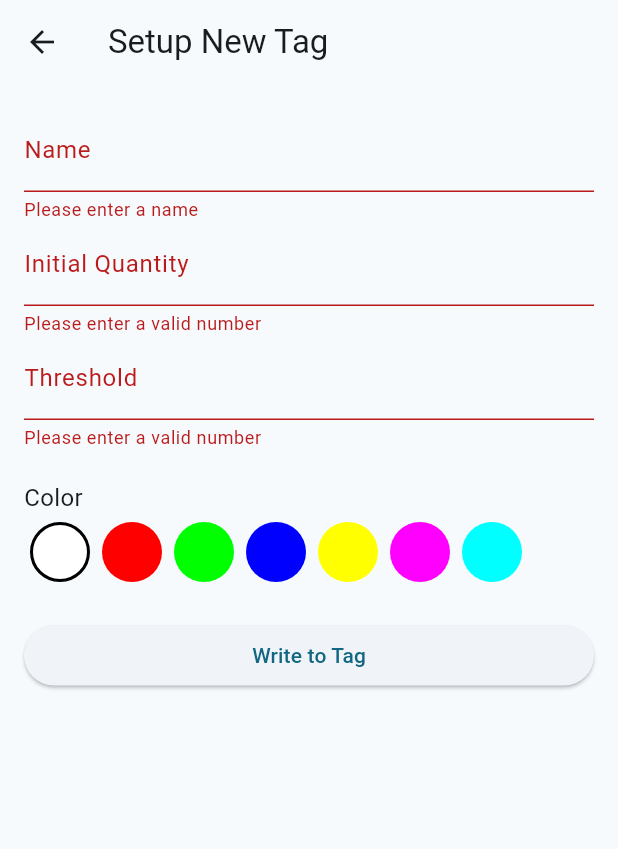
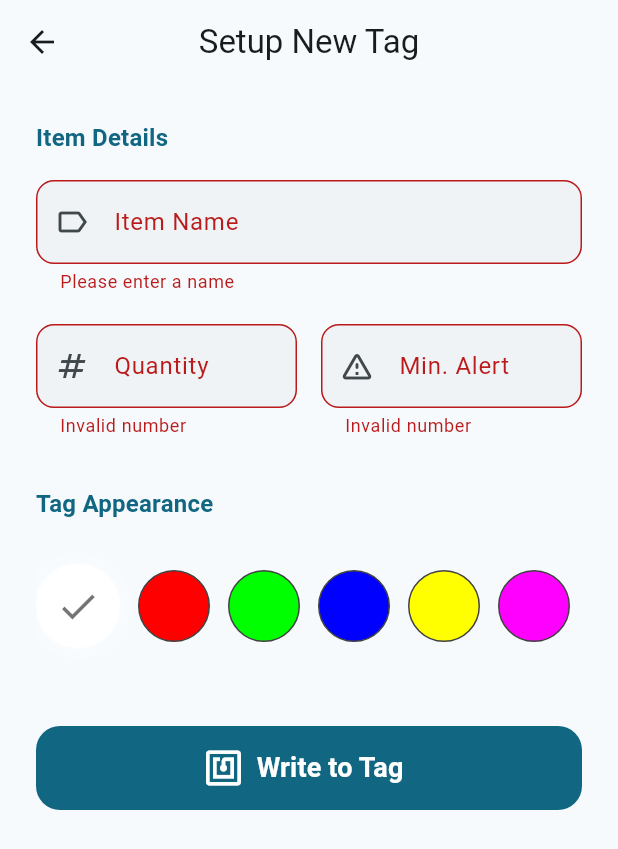
Before and after one commit to nexlay/grid_storage_nfc, a Flutter app: the SetupTagScreen screen opened directly, after a tap on "Write to Tag", on a phone screen of 412 x 824 dp. Shown: the top 849 px of the screen. Run offline on Flutter 3.47's test engine with Material 3 defaults, Android fonts, the phone set to English and light mode, and no system bars; our stand-ins replace equatable, flutter_bloc, get_it, hexcolor, isar, shared_preferences; missing offline and left inert: flutter_3d_controller, nfc_manager, nfc_manager_ndef; accounts and stored records are empty; generated files the repository leaves out were written again.

Commit message:
Bug fixes

```diff
--- a/lib/features/inventory/presentation/pages/inventory_page.dart
+++ b/lib/features/inventory/presentation/pages/inventory_page.dart
@@ -184,16 +184,7 @@ class InventoryPage extends StatelessWidget {
                       subtitle: Text(DateFormat('yyyy-MM-dd – HH:mm')
                           .format(box.lastUsed)),
                     ),
-                    ListTile(
-                      leading: const Icon(Icons.color_lens),
-                      title: const Text('Tag Color'),
-                      trailing: CircleAvatar(
-                        backgroundColor: HexColor(box.hexColor),
-                        radius: 16,
-                      ),
-                    ),
 
-                    // Dodatkowy odstęp na dole, żeby FAB nie zasłaniał treści
                     const SizedBox(height: 80),
                   ]),
                 ),
--- a/lib/features/inventory/presentation/pages/setup_tag_screen.dart
+++ b/lib/features/inventory/presentation/pages/setup_tag_screen.dart
@@ -1,6 +1,6 @@
 import 'package:flutter/material.dart';
 import 'package:flutter_bloc/flutter_bloc.dart';
-import 'package:grid_storage_nfc/features/inventory/domain/entities/storage_box.dart'; // Import StorageBox
+import 'package:grid_storage_nfc/features/inventory/domain/entities/storage_box.dart';
 import 'package:grid_storage_nfc/features/inventory/presentation/bloc/inventory_bloc.dart';
 import 'package:hexcolor/hexcolor.dart';
 
@@ -15,31 +15,35 @@ class SetupTagScreen extends StatefulWidget {
 
 class _SetupTagScreenState extends State<SetupTagScreen> {
   final _formKey = GlobalKey<FormState>();
+
+  // Kontrolery
   late TextEditingController _nameController;
   late TextEditingController _quantityController;
   late TextEditingController _thresholdController;
+
   String _selectedColor = '#FFFFFF';
   bool _isLoading = false;
 
   final List<String> _colors = [
-    '#FFFFFF',
-    '#FF0000',
-    '#00FF00',
-    '#0000FF',
-    '#FFFF00',
-    '#FF00FF',
-    '#00FFFF',
+    '#FFFFFF', // Biały
+    '#FF0000', // Czerwony
+    '#00FF00', // Zielony
+    '#0000FF', // Niebieski
+    '#FFFF00', // Żółty
+    '#FF00FF', // Magenta
+    '#00FFFF', // Cyan
   ];
 
   @override
   void initState() {
     super.initState();
+    // Inicjalizacja kontrolerów
     _nameController = TextEditingController();
     _quantityController = TextEditingController();
     _thresholdController = TextEditingController();
 
+    // Wypełnienie danymi, jeśli edytujemy istniejący przedmiot
     if (widget.boxToEdit != null) {
-      // Pre-fill form fields if in edit mode
       _nameController.text = widget.boxToEdit!.itemName;
       _quantityController.text = widget.boxToEdit!.quantity.toString();
       _thresholdController.text = widget.boxToEdit!.threshold.toString();
@@ -55,141 +59,254 @@ class _SetupTagScreenState extends State<SetupTagScreen> {
     super.dispose();
   }
 
+  // Funkcja obsługująca zatwierdzenie formularza
+  void _submit() {
+    if (_formKey.currentState!.validate()) {
+      // Ukryj klawiaturę
+      FocusScope.of(context).unfocus();
+
+      context.read<InventoryBloc>().add(
+            WriteTagRequested(
+              id: widget.boxToEdit?.id
+                  .toString(), // Przekaż ID tylko przy edycji
+              name: _nameController.text,
+              description: '', // Puste, zgodnie z Twoją logiką
+              quantity: int.parse(_quantityController.text),
+              threshold: int.parse(_thresholdController.text),
+              color: _selectedColor,
+            ),
+          );
+    }
+  }
+
   @override
   Widget build(BuildContext context) {
+    // Używamy Theme, aby kolory pasowały do trybu ciemnego/jasnego
+    final theme = Theme.of(context);
+
     return BlocListener<InventoryBloc, InventoryState>(
       listener: (context, state) {
         setState(() {
           _isLoading = state is InventoryLoading;
         });
+
         if (state is InventoryLoaded && state.message != null) {
           ScaffoldMessenger.of(context).showSnackBar(
-            SnackBar(content: Text(state.message!)),
+            SnackBar(
+              content: Text(state.message!),
+              backgroundColor: Colors.green,
+            ),
           );
-          Navigator.of(context).pop();
+          Navigator.of(context)
+              .pop(); // Wróć do poprzedniego ekranu po sukcesie
         } else if (state is InventoryError) {
           ScaffoldMessenger.of(context).showSnackBar(
-            SnackBar(content: Text(state.message)),
+            SnackBar(
+              content: Text(state.message),
+              backgroundColor: theme.colorScheme.error,
+            ),
           );
         }
       },
       child: Scaffold(
         appBar: AppBar(
           title: Text(widget.boxToEdit == null ? 'Setup New Tag' : 'Edit Item'),
+          centerTitle: true,
+          elevation: 0,
         ),
         body: Stack(
           children: [
-            Padding(
-              padding: const EdgeInsets.all(16.0),
+            // Główna zawartość formularza
+            SingleChildScrollView(
+              padding: const EdgeInsets.all(24.0),
               child: Form(
                 key: _formKey,
                 child: AbsorbPointer(
-                  absorbing: _isLoading,
-                  child: ListView(
+                  absorbing: _isLoading, // Blokuj interakcję podczas ładowania
+                  child: Column(
+                    crossAxisAlignment: CrossAxisAlignment.start,
                     children: [
+                      // --- Sekcja 1: Informacje Podstawowe ---
+                      Text(
+                        "Item Details",
+                        style: theme.textTheme.titleMedium?.copyWith(
+                          color: theme.colorScheme.primary,
+                          fontWeight: FontWeight.bold,
+                        ),
+                      ),
+                      const SizedBox(height: 16),
+
+                      // Pole Name
                       TextFormField(
                         controller: _nameController,
-                        decoration: const InputDecoration(labelText: 'Name'),
-                        validator: (value) {
-                          if (value == null || value.isEmpty) {
-                            return 'Please enter a name';
-                          }
-                          return null;
-                        },
-                        onSaved: (value) => _nameController.text = value!,
-                      ),
-                      TextFormField(
-                        controller: _quantityController,
-                        decoration: const InputDecoration(
-                            labelText: 'Initial Quantity'),
-                        keyboardType: TextInputType.number,
-                        validator: (value) {
-                          if (value == null || int.tryParse(value) == null) {
-                            return 'Please enter a valid number';
-                          }
-                          return null;
-                        },
-                        onSaved: (value) => _quantityController.text = value!,
-                      ),
-                      TextFormField(
-                        controller: _thresholdController,
-                        decoration:
-                            const InputDecoration(labelText: 'Threshold'),
-                        keyboardType: TextInputType.number,
-                        validator: (value) {
-                          if (value == null || int.tryParse(value) == null) {
-                            return 'Please enter a valid number';
-                          }
-                          return null;
-                        },
-                        onSaved: (value) => _thresholdController.text = value!,
+                        decoration: InputDecoration(
+                          labelText: 'Item Name',
+                          hintText: 'e.g. Screws M4',
+                          prefixIcon: const Icon(Icons.label_outline),
+                          border: OutlineInputBorder(
+                            borderRadius: BorderRadius.circular(12),
+                          ),
+                          filled: true,
+                          fillColor: theme.colorScheme.surfaceContainerHighest
+                              .withOpacity(0.3),
+                        ),
+                        validator: (value) => value == null || value.isEmpty
+                            ? 'Please enter a name'
+                            : null,
                       ),
                       const SizedBox(height: 20),
-                      const Text('Color', style: TextStyle(fontSize: 16)),
+
+                      // Wiersz z Ilością i Progiem
+                      Row(
+                        children: [
+                          Expanded(
+                            child: TextFormField(
+                              controller: _quantityController,
+                              keyboardType: TextInputType.number,
+                              decoration: InputDecoration(
+                                labelText: 'Quantity',
+                                prefixIcon: const Icon(Icons.numbers),
+                                border: OutlineInputBorder(
+                                  borderRadius: BorderRadius.circular(12),
+                                ),
+                                filled: true,
+                                fillColor: theme
+                                    .colorScheme.surfaceContainerHighest
+                                    .withOpacity(0.3),
+                              ),
+                              validator: (value) =>
+                                  value == null || int.tryParse(value) == null
+                                      ? 'Invalid number'
+                                      : null,
+                            ),
+                          ),
+                          const SizedBox(width: 16),
+                          Expanded(
+                            child: TextFormField(
+                              controller: _thresholdController,
+                              keyboardType: TextInputType.number,
+                              decoration: InputDecoration(
+                                labelText: 'Min. Alert',
+                                prefixIcon:
+                                    const Icon(Icons.warning_amber_rounded),
+                                border: OutlineInputBorder(
+                                  borderRadius: BorderRadius.circular(12),
+                                ),
+                                filled: true,
+                                fillColor: theme
+                                    .colorScheme.surfaceContainerHighest
+                                    .withOpacity(0.3),
+                              ),
+                              validator: (value) =>
+                                  value == null || int.tryParse(value) == null
+                                      ? 'Invalid number'
+                                      : null,
+                            ),
+                          ),
+                        ],
+                      ),
+
+                      const SizedBox(height: 32),
+
+                      // --- Sekcja 2: Wybór Koloru ---
+                      Text(
+                        "Tag Appearance",
+                        style: theme.textTheme.titleMedium?.copyWith(
+                          color: theme.colorScheme.primary,
+                          fontWeight: FontWeight.bold,
+                        ),
+                      ),
+                      const SizedBox(height: 16),
+
                       SizedBox(
-                        height: 50,
-                        child: ListView.builder(
+                        height: 80,
+                        child: ListView.separated(
                           scrollDirection: Axis.horizontal,
                           itemCount: _colors.length,
+                          separatorBuilder: (_, __) =>
+                              const SizedBox(width: 12),
                           itemBuilder: (context, index) {
-                            final color = _colors[index];
+                            final colorHex = _colors[index];
+                            final isSelected = _selectedColor == colorHex;
+
                             return GestureDetector(
                               onTap: () {
                                 setState(() {
-                                  _selectedColor = color;
+                                  _selectedColor = colorHex;
                                 });
                               },
-                              child: Container(
-                                margin: const EdgeInsets.all(4),
-                                width: 40,
-                                height: 40,
+                              child: AnimatedContainer(
+                                duration: const Duration(milliseconds: 200),
+                                width: isSelected ? 56 : 48,
+                                height: isSelected ? 56 : 48,
                                 decoration: BoxDecoration(
-                                  color: HexColor(color),
+                                  color: HexColor(colorHex),
                                   shape: BoxShape.circle,
-                                  border: _selectedColor == color
-                                      ? Border.all(
-                                          color: Colors.black, width: 2)
-                                      : null,
+                                  border: Border.all(
+                                    color: isSelected
+                                        ? Colors.white
+                                        : Colors.grey.shade800,
+                                    width: isSelected ? 3 : 1,
+                                  ),
+                                  boxShadow: [
+                                    if (isSelected)
+                                      BoxShadow(
+                                        color:
+                                            HexColor(colorHex).withOpacity(0.6),
+                                        blurRadius: 10,
+                                        spreadRadius: 2,
+                                      )
+                                  ],
                                 ),
+                                child: isSelected
+                                    ? const Icon(Icons.check,
+                                        color: Colors.black54, size: 30)
+                                    : null,
                               ),
                             );
                           },
                         ),
                       ),
+
+                      const SizedBox(height: 40),
+
+                      SizedBox(
+                        width: double.infinity,
+                        height: 56,
+                        child: FilledButton.icon(
+                          onPressed: _isLoading ? null : _submit,
+                          style: FilledButton.styleFrom(
+                            shape: RoundedRectangleBorder(
+                              borderRadius: BorderRadius.circular(16),
+                            ),
+                          ),
+                          icon: Icon(
+                              widget.boxToEdit == null ? Icons.nfc : Icons.save,
+                              size: 28),
+                          label: Text(
+                            widget.boxToEdit == null
+                                ? "Write to Tag"
+                                : "Update Database",
+                            style: const TextStyle(
+                                fontSize: 18, fontWeight: FontWeight.bold),
+                          ),
+                        ),
+                      ),
+
                       const SizedBox(height: 20),
-                      ElevatedButton(
-                        onPressed: _isLoading
-                            ? null
-                            : () {
-                                if (_formKey.currentState!.validate()) {
-                                  _formKey.currentState!.save();
-                                  context.read<InventoryBloc>().add(
-                                        WriteTagRequested(
-                                          id: widget.boxToEdit?.id
-                                              .toString(), // Pass ID if editing
-                                          name: _nameController.text,
-                                          description: '',
-                                          quantity: int.parse(
-                                              _quantityController.text),
-                                          threshold: int.parse(
-                                              _thresholdController.text),
-                                          color: _selectedColor,
-                                        ),
-                                      );
-                                }
-                              },
-                        child: Text(widget.boxToEdit == null
-                            ? 'Write to Tag'
-                            : 'Update Database'),
-                      ),
                     ],
                   ),
                 ),
               ),
             ),
+
+            // Loader overlay
             if (_isLoading)
-              const Center(
-                child: CircularProgressIndicator(),
+              Container(
+                color: Colors.black54,
+                child: const Center(
+                  child: CircularProgressIndicator(),
+                ),
               ),
           ],
         ),
--- a/lib/features/inventory/presentation/widgets/box_3d_viewer.dart
+++ b/lib/features/inventory/presentation/widgets/box_3d_viewer.dart
@@ -1,5 +1,6 @@
 import 'package:flutter/material.dart';
 import 'package:flutter_3d_controller/flutter_3d_controller.dart';
+import 'package:hexcolor/hexcolor.dart';
 
 class Box3DViewer extends StatefulWidget {
   final String modelPath;
@@ -35,9 +36,13 @@ class _Box3DViewerState extends State<Box3DViewer> {
 
   @override
   Widget build(BuildContext context) {
-    return SizedBox(
-      height: 300,
-      width: double.infinity,
+    return Container(
+      height: 200,
+      width: 200,
+      decoration: BoxDecoration(
+        color: HexColor(widget.hexColor),
+        borderRadius: BorderRadius.circular(12),
+      ),
       child: _isReady
           ? Flutter3DViewer(
               controller: controller,
```
Also changed, not shown: 1 other file.
